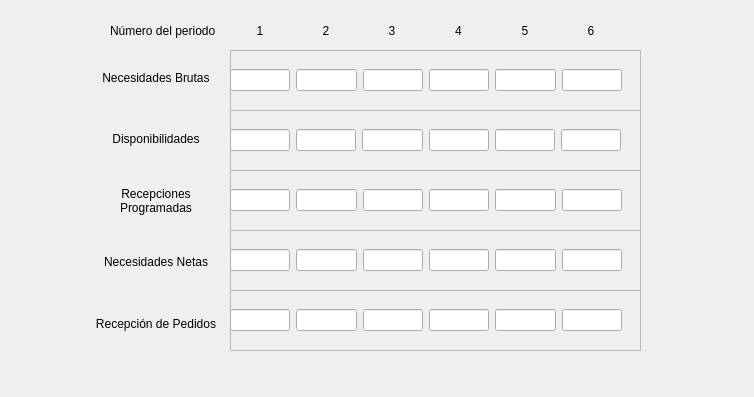
DavidRedrejo/organizacion_ind, file dialog_plan.ui: the form before one commit.
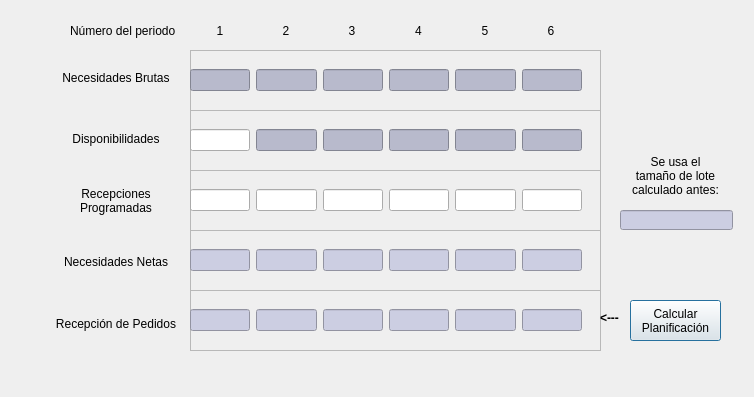
The form after the commit.

Commit message:
Planificación
Se ha añadido la funcionalidad de la ventana de planificación. Se hace el cálculo de los dos primeros periodos.
Falta completar hasta el periodo 6 y optimizar la función de cálculo

```diff
--- a/dialog_plan.ui
+++ b/dialog_plan.ui
@@ -16,7 +16,7 @@
   <widget class="QFrame" name="NB">
    <property name="geometry">
     <rect>
-     <x>230</x>
+     <x>190</x>
      <y>50</y>
      <width>411</width>
      <height>61</height>
@@ -45,9 +45,19 @@
          <pointsize>9</pointsize>
         </font>
        </property>
+       <property name="focusPolicy">
+        <enum>Qt::NoFocus</enum>
+       </property>
+       <property name="styleSheet">
+        <string notr="true">background-color: rgb(184, 186, 204);
+border-color: rgb(184, 186, 204);</string>
+       </property>
        <property name="alignment">
         <set>Qt::AlignCenter</set>
        </property>
+       <property name="readOnly">
+        <bool>true</bool>
+       </property>
       </widget>
      </item>
      <item>
@@ -57,9 +67,19 @@
          <pointsize>9</pointsize>
         </font>
        </property>
+       <property name="focusPolicy">
+        <enum>Qt::NoFocus</enum>
+       </property>
+       <property name="styleSheet">
+        <string notr="true">background-color: rgb(184, 186, 204);
+border-color: rgb(184, 186, 204);</string>
+       </property>
        <property name="alignment">
         <set>Qt::AlignCenter</set>
        </property>
+       <property name="readOnly">
+        <bool>true</bool>
+       </property>
       </widget>
      </item>
      <item>
@@ -69,9 +89,19 @@
          <pointsize>9</pointsize>
         </font>
        </property>
+       <property name="focusPolicy">
+        <enum>Qt::NoFocus</enum>
+       </property>
+       <property name="styleSheet">
+        <string notr="true">background-color: rgb(184, 186, 204);
+border-color: rgb(184, 186, 204);</string>
+       </property>
        <property name="alignment">
         <set>Qt::AlignCenter</set>
        </property>
+       <property name="readOnly">
+        <bool>true</bool>
+       </property>
       </widget>
      </item>
      <item>
@@ -81,9 +111,19 @@
          <pointsize>9</pointsize>
         </font>
        </property>
+       <property name="focusPolicy">
+        <enum>Qt::NoFocus</enum>
+       </property>
+       <property name="styleSheet">
+        <string notr="true">background-color: rgb(184, 186, 204);
+border-color: rgb(184, 186, 204);</string>
+       </property>
        <property name="alignment">
         <set>Qt::AlignCenter</set>
        </property>
+       <property name="readOnly">
+        <bool>true</bool>
+       </property>
       </widget>
      </item>
      <item>
@@ -93,9 +133,19 @@
          <pointsize>9</pointsize>
         </font>
        </property>
+       <property name="focusPolicy">
+        <enum>Qt::NoFocus</enum>
+       </property>
+       <property name="styleSheet">
+        <string notr="true">background-color: rgb(184, 186, 204);
+border-color: rgb(184, 186, 204);</string>
+       </property>
        <property name="alignment">
         <set>Qt::AlignCenter</set>
        </property>
+       <property name="readOnly">
+        <bool>true</bool>
+       </property>
       </widget>
      </item>
      <item>
@@ -105,9 +155,19 @@
          <pointsize>9</pointsize>
         </font>
        </property>
+       <property name="focusPolicy">
+        <enum>Qt::NoFocus</enum>
+       </property>
+       <property name="styleSheet">
+        <string notr="true">background-color: rgb(184, 186, 204);
+border-color: rgb(184, 186, 204);</string>
+       </property>
        <property name="alignment">
         <set>Qt::AlignCenter</set>
        </property>
+       <property name="readOnly">
+        <bool>true</bool>
+       </property>
       </widget>
      </item>
     </layout>
@@ -116,7 +176,7 @@
   <widget class="QFrame" name="Disp">
    <property name="geometry">
     <rect>
-     <x>230</x>
+     <x>190</x>
      <y>110</y>
      <width>411</width>
      <height>61</height>
@@ -133,7 +193,7 @@
      <rect>
       <x>0</x>
       <y>0</y>
-      <width>391</width>
+      <width>392</width>
       <height>61</height>
      </rect>
     </property>
@@ -157,9 +217,16 @@
          <pointsize>9</pointsize>
         </font>
        </property>
+       <property name="styleSheet">
+        <string notr="true">background-color: rgb(184, 186, 204);
+border-color: rgb(184, 186, 204);</string>
+       </property>
        <property name="alignment">
         <set>Qt::AlignCenter</set>
        </property>
+       <property name="readOnly">
+        <bool>true</bool>
+       </property>
       </widget>
      </item>
      <item>
@@ -169,9 +236,16 @@
          <pointsize>9</pointsize>
         </font>
        </property>
+       <property name="styleSheet">
+        <string notr="true">background-color: rgb(184, 186, 204);
+border-color: rgb(184, 186, 204);</string>
+       </property>
        <property name="alignment">
         <set>Qt::AlignCenter</set>
        </property>
+       <property name="readOnly">
+        <bool>true</bool>
+       </property>
       </widget>
      </item>
      <item>
@@ -181,9 +255,16 @@
          <pointsize>9</pointsize>
         </font>
        </property>
+       <property name="styleSheet">
+        <string notr="true">background-color: rgb(184, 186, 204);
+border-color: rgb(184, 186, 204);</string>
+       </property>
        <property name="alignment">
         <set>Qt::AlignCenter</set>
        </property>
+       <property name="readOnly">
+        <bool>true</bool>
+       </property>
       </widget>
      </item>
      <item>
@@ -193,9 +274,16 @@
          <pointsize>9</pointsize>
         </font>
        </property>
+       <property name="styleSheet">
+        <string notr="true">background-color: rgb(184, 186, 204);
+border-color: rgb(184, 186, 204);</string>
+       </property>
        <property name="alignment">
         <set>Qt::AlignCenter</set>
        </property>
+       <property name="readOnly">
+        <bool>true</bool>
+       </property>
       </widget>
      </item>
      <item>
@@ -205,9 +293,16 @@
          <pointsize>9</pointsize>
         </font>
        </property>
+       <property name="styleSheet">
+        <string notr="true">background-color: rgb(184, 186, 204);
+border-color: rgb(184, 186, 204);</string>
+       </property>
        <property name="alignment">
         <set>Qt::AlignCenter</set>
        </property>
+       <property name="readOnly">
+        <bool>true</bool>
+       </property>
       </widget>
      </item>
     </layout>
@@ -216,7 +311,7 @@
   <widget class="QFrame" name="RP">
    <property name="geometry">
     <rect>
-     <x>230</x>
+     <x>190</x>
      <y>170</y>
      <width>411</width>
      <height>61</height>
@@ -316,7 +411,7 @@
   <widget class="QFrame" name="NN">
    <property name="geometry">
     <rect>
-     <x>230</x>
+     <x>190</x>
      <y>230</y>
      <width>411</width>
      <height>61</height>
@@ -345,9 +440,15 @@
          <pointsize>9</pointsize>
         </font>
        </property>
+       <property name="styleSheet">
+        <string notr="true">background-color: rgb(204, 206, 226);</string>
+       </property>
        <property name="alignment">
         <set>Qt::AlignCenter</set>
        </property>
+       <property name="readOnly">
+        <bool>true</bool>
+       </property>
       </widget>
      </item>
      <item>
@@ -357,9 +458,15 @@
          <pointsize>9</pointsize>
         </font>
        </property>
+       <property name="styleSheet">
+        <string notr="true">background-color: rgb(204, 206, 226);</string>
+       </property>
        <property name="alignment">
         <set>Qt::AlignCenter</set>
        </property>
+       <property name="readOnly">
+        <bool>true</bool>
+       </property>
       </widget>
      </item>
      <item>
@@ -369,9 +476,15 @@
          <pointsize>9</pointsize>
         </font>
        </property>
+       <property name="styleSheet">
+        <string notr="true">background-color: rgb(204, 206, 226);</string>
+       </property>
        <property name="alignment">
         <set>Qt::AlignCenter</set>
        </property>
+       <property name="readOnly">
+        <bool>true</bool>
+       </property>
       </widget>
      </item>
      <item>
@@ -381,9 +494,15 @@
          <pointsize>9</pointsize>
         </font>
        </property>
+       <property name="styleSheet">
+        <string notr="true">background-color: rgb(204, 206, 226);</string>
+       </property>
        <property name="alignment">
         <set>Qt::AlignCenter</set>
        </property>
+       <property name="readOnly">
+        <bool>true</bool>
+       </property>
       </widget>
      </item>
      <item>
@@ -393,9 +512,15 @@
          <pointsize>9</pointsize>
         </font>
        </property>
+       <property name="styleSheet">
+        <string notr="true">background-color: rgb(204, 206, 226);</string>
+       </property>
        <property name="alignment">
         <set>Qt::AlignCenter</set>
        </property>
+       <property name="readOnly">
+        <bool>true</bool>
+       </property>
       </widget>
      </item>
      <item>
@@ -405,9 +530,15 @@
          <pointsize>9</pointsize>
         </font>
        </property>
+       <property name="styleSheet">
+        <string notr="true">background-color: rgb(204, 206, 226);</string>
+       </property>
        <property name="alignment">
         <set>Qt::AlignCenter</set>
        </property>
+       <property name="readOnly">
+        <bool>true</bool>
+       </property>
       </widget>
      </item>
     </layout>
@@ -416,7 +547,7 @@
   <widget class="QFrame" name="RPPL">
    <property name="geometry">
     <rect>
-     <x>230</x>
+     <x>190</x>
      <y>290</y>
      <width>411</width>
      <height>61</height>
@@ -445,9 +576,16 @@
          <pointsize>9</pointsize>
         </font>
        </property>
+       <property name="styleSheet">
+        <string notr="true">background-color: rgb(204, 206, 226);
+border-color: rgb(255, 0, 0);</string>
+       </property>
        <property name="alignment">
         <set>Qt::AlignCenter</set>
        </property>
+       <property name="readOnly">
+        <bool>true</bool>
+       </property>
       </widget>
      </item>
      <item>
@@ -457,9 +595,16 @@
          <pointsize>9</pointsize>
         </font>
        </property>
+       <property name="styleSheet">
+        <string notr="true">background-color: rgb(204, 206, 226);
+border-color: rgb(255, 0, 0);</string>
+       </property>
        <property name="alignment">
         <set>Qt::AlignCenter</set>
        </property>
+       <property name="readOnly">
+        <bool>true</bool>
+       </property>
       </widget>
      </item>
      <item>
@@ -469,9 +614,16 @@
          <pointsize>9</pointsize>
         </font>
        </property>
+       <property name="styleSheet">
+        <string notr="true">background-color: rgb(204, 206, 226);
+border-color: rgb(255, 0, 0);</string>
+       </property>
        <property name="alignment">
         <set>Qt::AlignCenter</set>
        </property>
+       <property name="readOnly">
+        <bool>true</bool>
+       </property>
       </widget>
      </item>
      <item>
@@ -481,9 +633,16 @@
          <pointsize>9</pointsize>
         </font>
        </property>
+       <property name="styleSheet">
+        <string notr="true">background-color: rgb(204, 206, 226);
+border-color: rgb(255, 0, 0);</string>
+       </property>
        <property name="alignment">
         <set>Qt::AlignCenter</set>
        </property>
+       <property name="readOnly">
+        <bool>true</bool>
+       </property>
       </widget>
      </item>
      <item>
@@ -493,9 +652,16 @@
          <pointsize>9</pointsize>
         </font>
        </property>
+       <property name="styleSheet">
+        <string notr="true">background-color: rgb(204, 206, 226);
+border-color: rgb(255, 0, 0);</string>
+       </property>
        <property name="alignment">
         <set>Qt::AlignCenter</set>
        </property>
+       <property name="readOnly">
+        <bool>true</bool>
+       </property>
       </widget>
      </item>
      <item>
@@ -505,9 +671,16 @@
          <pointsize>9</pointsize>
         </font>
        </property>
+       <property name="styleSheet">
+        <string notr="true">background-color: rgb(204, 206, 226);
+border-color: rgb(255, 0, 0);</string>
+       </property>
        <property name="alignment">
         <set>Qt::AlignCenter</set>
        </property>
+       <property name="readOnly">
+        <bool>true</bool>
+       </property>
       </widget>
      </item>
     </layout>
@@ -516,7 +689,7 @@
   <widget class="QWidget" name="verticalLayoutWidget">
    <property name="geometry">
     <rect>
-     <x>90</x>
+     <x>50</x>
      <y>50</y>
      <width>132</width>
      <height>301</height>
@@ -604,7 +777,7 @@
   <widget class="QWidget" name="horizontalLayoutWidget_6">
    <property name="geometry">
     <rect>
-     <x>230</x>
+     <x>190</x>
      <y>10</y>
      <width>391</width>
      <height>41</height>
@@ -706,7 +879,7 @@
   <widget class="QLabel" name="label_12">
    <property name="geometry">
     <rect>
-     <x>110</x>
+     <x>70</x>
      <y>20</y>
      <width>111</width>
      <height>21</height>
@@ -716,6 +889,92 @@
     <string>Número del periodo</string>
    </property>
   </widget>
+  <widget class="QLabel" name="label_13">
+   <property name="geometry">
+    <rect>
+     <x>620</x>
+     <y>150</y>
+     <width>111</width>
+     <height>51</height>
+    </rect>
+   </property>
+   <property name="font">
+    <font>
+     <pointsize>9</pointsize>
+    </font>
+   </property>
+   <property name="text">
+    <string>Se usa el
+tamaño de lote
+calculado antes:</string>
+   </property>
+   <property name="alignment">
+    <set>Qt::AlignCenter</set>
+   </property>
+  </widget>
+  <widget class="QLineEdit" name="line_tamano">
+   <property name="geometry">
+    <rect>
+     <x>620</x>
+     <y>210</y>
+     <width>113</width>
+     <height>20</height>
+    </rect>
+   </property>
+   <property name="font">
+    <font>
+     <pointsize>9</pointsize>
+    </font>
+   </property>
+   <property name="styleSheet">
+    <string notr="true">background-color: rgb(204, 206, 226);</string>
+   </property>
+   <property name="alignment">
+    <set>Qt::AlignCenter</set>
+   </property>
+   <property name="readOnly">
+    <bool>true</bool>
+   </property>
+  </widget>
+  <widget class="QPushButton" name="bt_calcular">
+   <property name="geometry">
+    <rect>
+     <x>630</x>
+     <y>300</y>
+     <width>91</width>
+     <height>41</height>
+    </rect>
+   </property>
+   <property name="font">
+    <font>
+     <pointsize>9</pointsize>
+    </font>
+   </property>
+   <property name="text">
+    <string>Calcular
+Planificación</string>
+   </property>
+  </widget>
+  <widget class="QLabel" name="label_14">
+   <property name="geometry">
+    <rect>
+     <x>600</x>
+     <y>310</y>
+     <width>31</width>
+     <height>16</height>
+    </rect>
+   </property>
+   <property name="font">
+    <font>
+     <pointsize>9</pointsize>
+     <weight>75</weight>
+     <bold>true</bold>
+    </font>
+   </property>
+   <property name="text">
+    <string>&lt;---</string>
+   </property>
+  </widget>
  </widget>
  <resources/>
  <connections/>
```
The commit also changes 4 other files.
